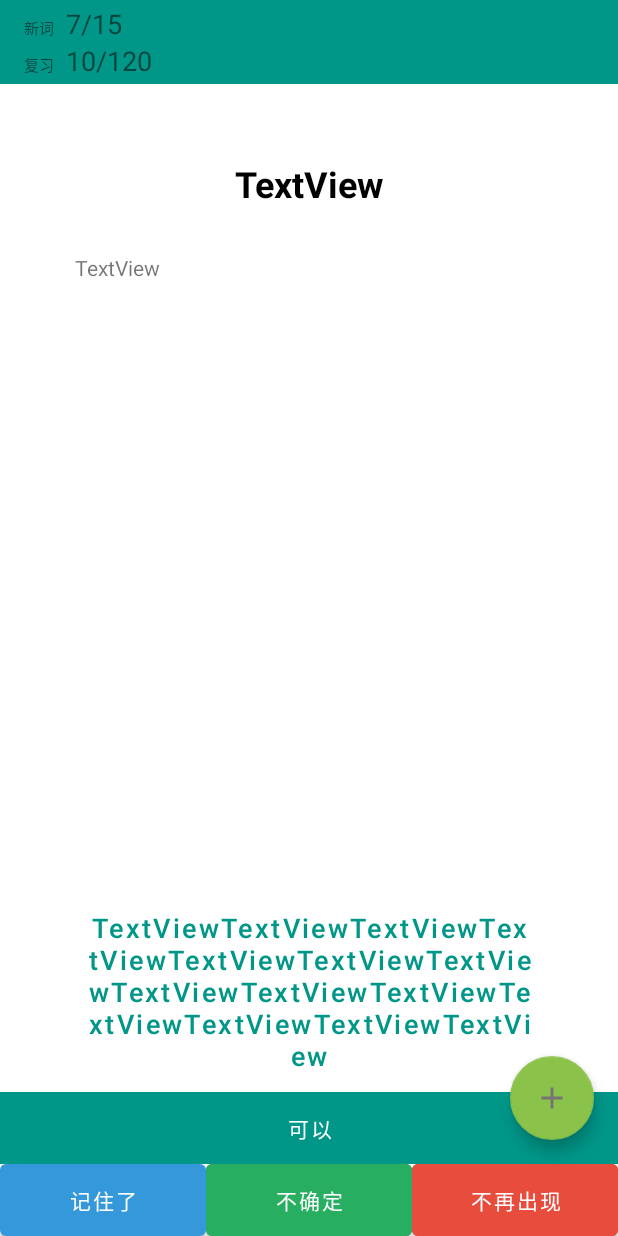
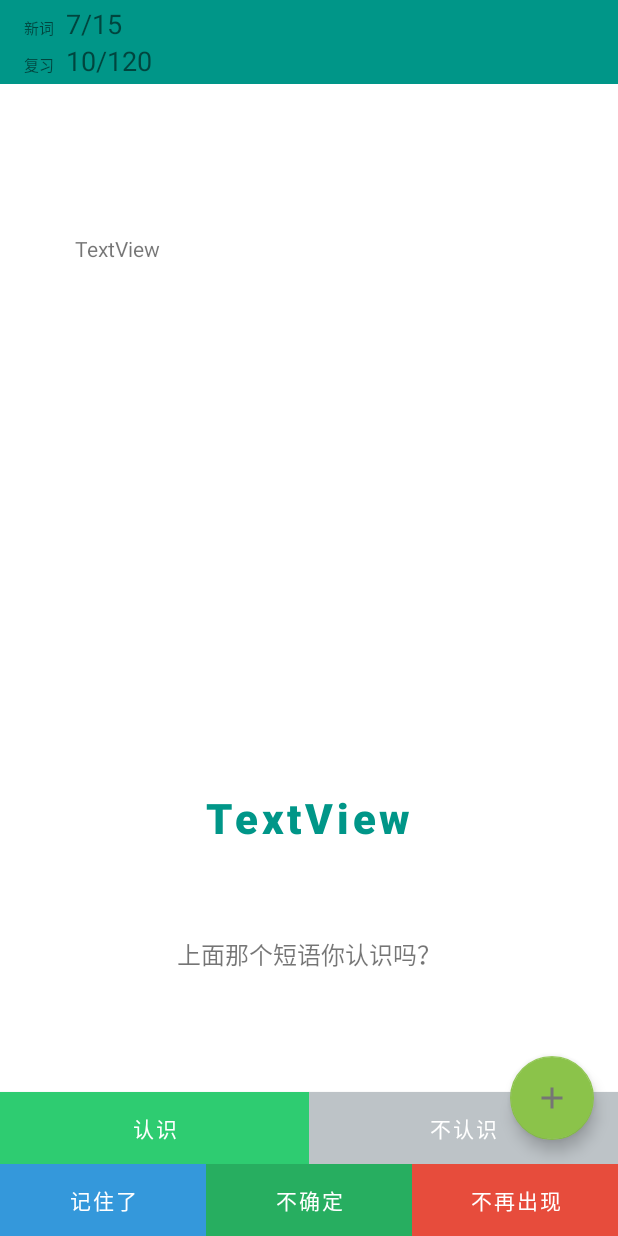
Before and after one commit to helloliuyiming/Cet46PhraseApp, an Android app: the layout fragment_learn.xml on its own in the app's theme, with its tools: preview values and no code run, on a phone screen of 412 x 824 dp. Run offline under Robolectric (Android 15) with nearby library versions, the light colour scheme and no system bars.

Commit message:
format code...

```diff
--- a/app/src/main/res/layout/fragment_learn.xml
+++ b/app/src/main/res/layout/fragment_learn.xml
@@ -2,6 +2,12 @@
 <layout xmlns:android="http://schemas.android.com/apk/res/android"
     xmlns:app="http://schemas.android.com/apk/res-auto"
     xmlns:tools="http://schemas.android.com/tools">
+
+    <data>
+        <variable
+            name="viewModel"
+            type="com.lixiangya.cet46phrase.viewmodel.FragmentLearnViewModel" />
+    </data>
 
     <androidx.coordinatorlayout.widget.CoordinatorLayout
         android:layout_width="match_parent"
@@ -16,46 +22,54 @@
                 android:layout_width="match_parent"
                 android:layout_height="wrap_content"
                 android:background="@color/primaryColor" >
+
                 <LinearLayout
                     android:id="@+id/normal_view"
-                    android:orientation="vertical"
                     android:layout_width="wrap_content"
-                    android:layout_height="match_parent">
+                    android:layout_height="match_parent"
+                    android:orientation="vertical">
+
                     <LinearLayout
-                        android:orientation="horizontal"
+                        android:layout_width="wrap_content"
+                        android:layout_height="wrap_content"
                         android:layout_gravity="bottom"
-                        android:layout_width="wrap_content"
-                        android:layout_height="wrap_content">
+                        android:orientation="horizontal">
+
                         <TextView
-                            android:textSize="10sp"
+                            android:layout_width="wrap_content"
+                            android:layout_height="wrap_content"
                             android:text="新词"
-                            android:layout_width="wrap_content"
-                            android:layout_height="wrap_content"/>
+                            android:textSize="10sp" />
+
                         <TextView
                             android:id="@+id/new_phrase_progress"
-                            android:text="7/15"
+                            android:layout_width="wrap_content"
+                            android:layout_height="wrap_content"
                             android:layout_marginStart="8dp"
-                            android:textSize="18sp"
-                            android:layout_width="wrap_content"
-                            android:layout_height="wrap_content"/>
+                            tools:text="7/15"
+                            android:text="@{viewModel.newPhraseProgressObservableField}"
+                            android:textSize="18sp" />
                     </LinearLayout>
 
                     <LinearLayout
-                        android:orientation="horizontal"
                         android:layout_width="wrap_content"
-                        android:layout_height="wrap_content">
+                        android:layout_height="wrap_content"
+                        android:orientation="horizontal">
+
                         <TextView
-                            android:textSize="10sp"
+                            android:layout_width="wrap_content"
+                            android:layout_height="wrap_content"
                             android:text="复习"
-                            android:layout_width="wrap_content"
-                            android:layout_height="wrap_content"/>
+                            android:textSize="10sp" />
+
                         <TextView
                             android:id="@+id/review_phrase_progress"
-                            android:text="10/120"
-                            android:textSize="18sp"
+                            android:layout_width="wrap_content"
+                            android:layout_height="wrap_content"
                             android:layout_marginStart="8dp"
-                            android:layout_width="wrap_content"
-                            android:layout_height="wrap_content"/>
+                            tools:text="10/120"
+                            android:text="@{viewModel.reviewPhraseProgressObservableField}"
+                            android:textSize="18sp" />
                     </LinearLayout>
 
                 </LinearLayout>
@@ -148,7 +162,7 @@
                     android:layout_width="match_parent"
                     android:layout_height="match_parent"
                     android:visibility="gone"
-                    tools:visibility="gone">
+                    tools:visibility="visible">
 
                     <Button
                         android:id="@+id/btn_test_phrase"
@@ -156,14 +170,14 @@
                         android:layout_width="wrap_content"
                         android:layout_height="wrap_content"
                         android:layout_marginBottom="50dp"
-                        tools:text="TextView"
+                        android:textAllCaps="false"
                         android:textSize="28sp"
                         android:textStyle="bold"
-                        android:textAllCaps="false"
                         app:layout_constraintBottom_toTopOf="@+id/textView2"
                         app:layout_constraintEnd_toEndOf="parent"
                         app:layout_constraintHorizontal_bias="0.498"
                         app:layout_constraintStart_toStartOf="parent"
+                        tools:text="TextView"
                         tools:visibility="visible" />
 
                     <TextView
@@ -182,28 +196,33 @@
                         android:id="@+id/btn_test_dont_know"
                         android:layout_width="0dp"
                         android:layout_height="wrap_content"
-                        android:background="#BDC3C7"
+                        android:backgroundTint="#BDC3C7"
                         android:text="不认识"
+                        app:cornerRadius="0dp"
+                        android:insetTop="0dp"
+                        android:insetBottom="0dp"
                         android:textColor="@color/white"
                         app:layout_constraintBottom_toBottomOf="parent"
+                        app:layout_constraintEnd_toEndOf="parent"
                         app:layout_constraintHorizontal_bias="0.5"
-                        app:layout_constraintEnd_toEndOf="parent"
-                        app:layout_constraintStart_toEndOf="@+id/btn_test_know"
-                         />
+                        app:layout_constraintStart_toEndOf="@+id/btn_test_know" />
 
                     <Button
                         android:id="@+id/btn_test_know"
                         android:layout_width="0dp"
                         android:layout_height="wrap_content"
-                        android:background="#2ECC71"
+                        android:backgroundTint="#2ECC71"
+                        app:cornerRadius="0dp"
+                        android:insetTop="0dp"
+                        android:insetBottom="0dp"
                         android:text="认识"
                         android:textColor="@color/white"
                         app:layout_constraintBottom_toBottomOf="@+id/btn_test_dont_know"
-                        app:layout_constraintHorizontal_bias="0.5"
-                        app:layout_constraintStart_toStartOf="parent"
                         app:layout_constraintEnd_toStartOf="@+id/btn_test_dont_know"
 
 
+                        app:layout_constraintHorizontal_bias="0.5"
+                        app:layout_constraintStart_toStartOf="parent"
                         tools:visibility="visible" />
 
                     <TextView
@@ -224,7 +243,7 @@
                     android:layout_width="match_parent"
                     android:layout_height="match_parent"
                     android:visibility="gone"
-                    tools:visibility="visible">
+                    tools:visibility="gone">
 
                     <Button
                         android:id="@+id/btn_write_example"
@@ -234,11 +253,11 @@
                         android:layout_marginHorizontal="50dp"
                         android:layout_marginBottom="50dp"
                         android:textAllCaps="false"
-                        tools:text="TextViewTextViewTextViewTextViewTextViewTextViewTextViewTextViewTextViewTextViewTextViewTextViewTextViewTextView"
                         android:textSize="18sp"
                         app:layout_constraintBottom_toTopOf="@+id/textView4"
                         app:layout_constraintEnd_toEndOf="parent"
-                        app:layout_constraintStart_toStartOf="parent" />
+                        app:layout_constraintStart_toStartOf="parent"
+                        tools:text="TextViewTextViewTextViewTextViewTextViewTextViewTextViewTextViewTextViewTextViewTextViewTextViewTextViewTextView" />
 
                     <TextView
                         android:id="@+id/textView4"
@@ -256,8 +275,11 @@
                         android:id="@+id/btn_write_dont"
                         android:layout_width="0dp"
                         android:layout_height="wrap_content"
-                        android:background="#95A5A6"
+                        android:backgroundTint="#95A5A6"
                         android:text="不可以"
+                        app:cornerRadius="0dp"
+                        android:insetTop="0dp"
+                        android:insetBottom="0dp"
                         android:textColor="@color/white"
                         app:layout_constraintBottom_toBottomOf="parent"
                         app:layout_constraintEnd_toEndOf="parent"
@@ -270,7 +292,10 @@
                         android:id="@+id/btn_write_do"
                         android:layout_width="0dp"
                         android:layout_height="wrap_content"
-                        android:background="#2ECC71"
+                        android:backgroundTint="#2ECC71"
+                        app:cornerRadius="0dp"
+                        android:insetTop="0dp"
+                        android:insetBottom="0dp"
                         android:text="可以"
                         android:textColor="@color/white"
                         app:layout_constraintBottom_toBottomOf="@+id/btn_write_dont"
@@ -319,12 +344,14 @@
                     android:insetTop="0dp"
                     android:insetBottom="0dp"
                     android:text="记住了"
+                    app:cornerRadius="0dp"
                     android:textColor="@color/white"
                     app:backgroundTint="#3498DB" />
 
                 <Button
                     android:id="@+id/action_unsure"
                     android:layout_width="0dp"
+                    app:cornerRadius="0dp"
                     android:layout_height="wrap_content"
                     android:layout_weight="1"
                     android:backgroundTint="#27AE60"
@@ -341,6 +368,7 @@
                     android:backgroundTint="#E74C3C"
                     android:text="不再出现"
                     android:insetTop="0dp"
+                    app:cornerRadius="0dp"
                     android:insetBottom="0dp"
                     android:textColor="@color/white" />
             </LinearLayout>
```
Also changed, not shown: app/src/main/java/com/lixiangya/cet46phrase/algorithm/FlashCard.kt (added, +13 -0 lines), app/src/main/java/com/lixiangya/cet46phrase/algorithm/SM2.kt (added, +60 -0 lines), app/src/main/java/com/lixiangya/cet46phrase/entity/Phrase.kt (+15 -5 lines), app/src/main/java/com/lixiangya/cet46phrase/fragment/LearnFragment.kt (+15 -20 lines), app/src/main/java/com/lixiangya/cet46phrase/fragment/MainFragment.kt (+1 -20 lines), app/src/main/java/com/lixiangya/cet46phrase/viewmodel/FragmentLearnViewModel.kt (+62 -8 lines).
